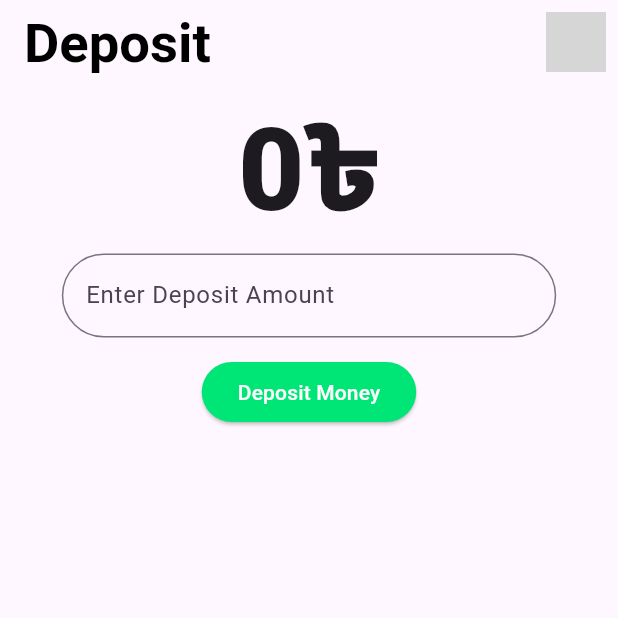
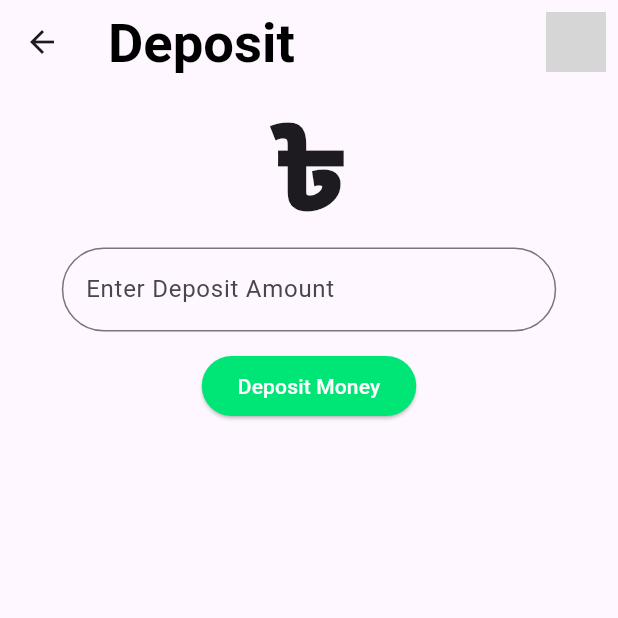
Before and after one commit to Sadman-123/Banking-Management-System, a Flutter app: the Deposit screen opened directly, after a tap on "Deposit Money", on a phone screen of 412 x 824 dp, the top half of it. Run offline on Flutter 3.47's test engine with Material 3 defaults, Android fonts, the phone set to English and light mode, and no system bars; our stand-ins replace get; network calls fail; grey boxes are pictures that could not be loaded.

Commit message:
okay done for deposit

```diff
--- a/lib/controller/bank_controller.dart
+++ b/lib/controller/bank_controller.dart
@@ -9,6 +9,7 @@ class BankController extends GetxController{
   TextEditingController withdrawcontroller=TextEditingController();
   RxList<dynamic>trans=[].obs;
   RxList<dynamic>sums=[].obs;
+  RxString l1="0".obs;
   RxString sum="".obs;
   String getCurrentTimeAndDate() {
     DateTime now = DateTime.now();
@@ -33,8 +34,9 @@ class BankController extends GetxController{
       var res=await http.post(url,headers: {'Content-Type': 'application/json; charset=UTF-8',},body: json.encode(dat));
       if(res.statusCode==200)
       {
+        l1.value=depositcontroller.text;
+        depositcontroller.clear();
         Get.snackbar("Success", "Deposit Successfully");
-        depositcontroller.clear();
       }
       getTrans();
       getSum();
@@ -83,4 +85,10 @@ class BankController extends GetxController{
       print("Error");
     }
   }
+  @override
+  void onClose() {
+    // TODO: implement onClose
+    super.onClose();
+    l1.value="";
+  }
 }
--- a/lib/main.dart
+++ b/lib/main.dart
@@ -92,7 +92,7 @@ class App extends StatelessWidget {
                                   width: mdw * 0.12,
                                 ),
                                 onTap: (){
-                                  Navigator.pushReplacement(context, MaterialPageRoute(builder: (context) => Withdraw(),));
+                                  Navigator.push(context, MaterialPageRoute(builder: (context) => Withdraw(),));
                                 },
                               )
                             ],
--- a/lib/pages/deposit.dart
+++ b/lib/pages/deposit.dart
@@ -1,6 +1,7 @@
 import 'package:flutter/material.dart';
 import 'package:untitled2/controller/bank_controller.dart';
 import 'package:get/get.dart';
+import 'package:untitled2/main.dart';
 class Deposit extends StatelessWidget {
 BankController bank=Get.find();
   @override
@@ -9,6 +10,11 @@ BankController bank=Get.find();
     var mdh = MediaQuery.of(context).size.height;
     return Scaffold(
       appBar: AppBar(
+        automaticallyImplyLeading: false,
+        leading: IconButton(onPressed: (){
+          bank.l1.value="0";
+          Navigator.pushReplacement(context, MaterialPageRoute(builder: (context) => App(),));
+        }, icon: Icon(Icons.arrow_back)),
         title: Text("Deposit"),
         actions: [
           Padding(
@@ -22,11 +28,11 @@ BankController bank=Get.find();
       body: Center(
         child: Column(
           children: [
-            Text(
-              "0৳",
+            Obx(()=>Text(
+              "${bank.l1}৳",
               style: TextStyle(
                   fontSize: mdw * 0.185, fontWeight: FontWeight.w900),
-            ),
+            ),),
             Container(
               width: mdw * 0.8,
               child: TextField(
@@ -45,6 +51,7 @@ BankController bank=Get.find();
             ElevatedButton(
               onPressed: () {
                 bank.depo_to_trans();
+                bank.l1.value="";
               },
               child: Text("Deposit Money"),
               style: ButtonStyle(
```
